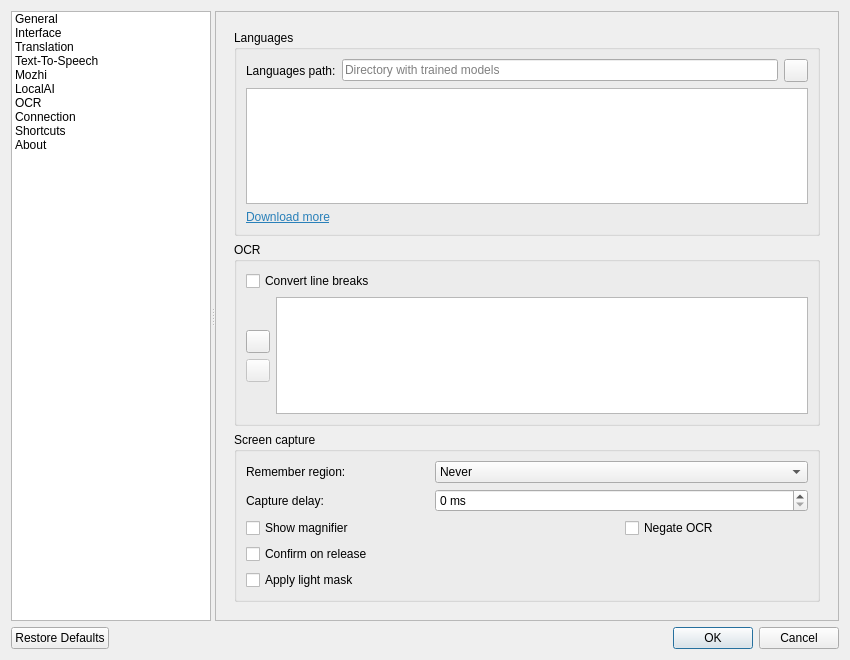
Old version of the form src/settings/settingsdialog.ui in the repository ringo7pie/crow-translate.
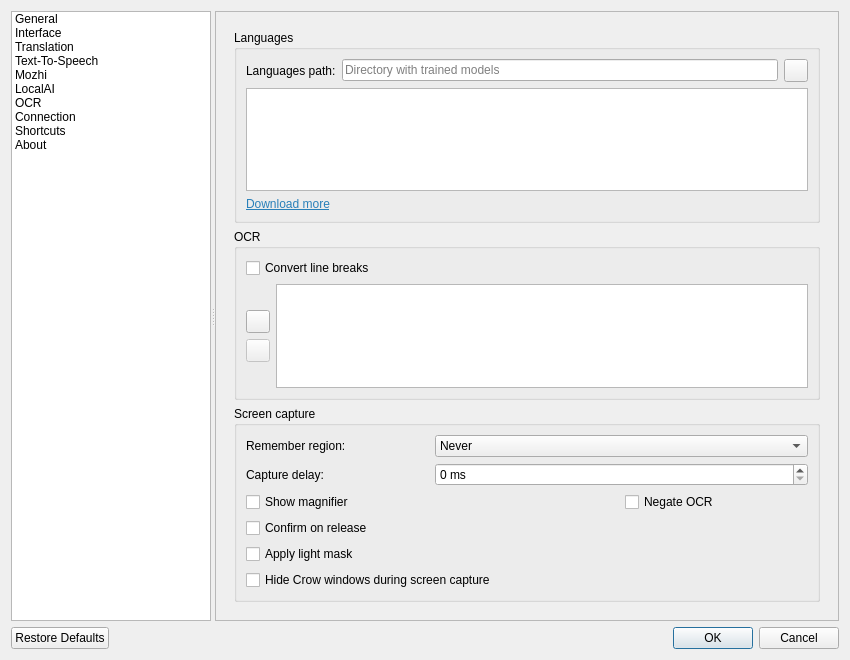
New version of the form. The open tabs and pages were chosen to show the change. Icons and pictures are not drawn. Custom widgets are drawn as their Qt base class.

Commit message: Manage local AI in-app and add configurable OCR capture shortcuts

```diff
--- a/src/settings/settingsdialog.ui
+++ b/src/settings/settingsdialog.ui
@@ -1265,6 +1265,13 @@
                  </property>
                 </widget>
                </item>
+               <item row="5" column="0" colspan="3">
+                <widget class="QCheckBox" name="hideWindowsForCaptureCheckBox">
+                 <property name="text">
+                  <string>Hide Crow windows during screen capture</string>
+                 </property>
+                </widget>
+               </item>
               </layout>
              </widget>
             </item>
```
The commit also changes 24 other files.
